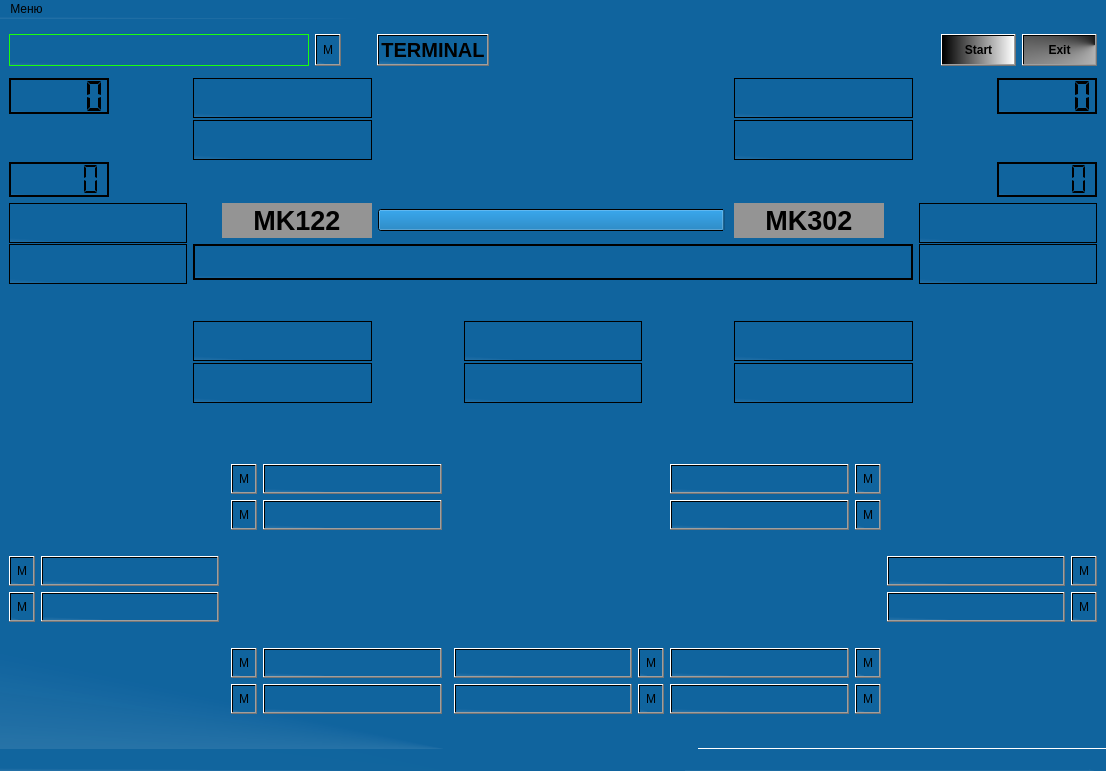
Old version of the form Maintenance_design_osh.ui in the repository meteoaza/maint.
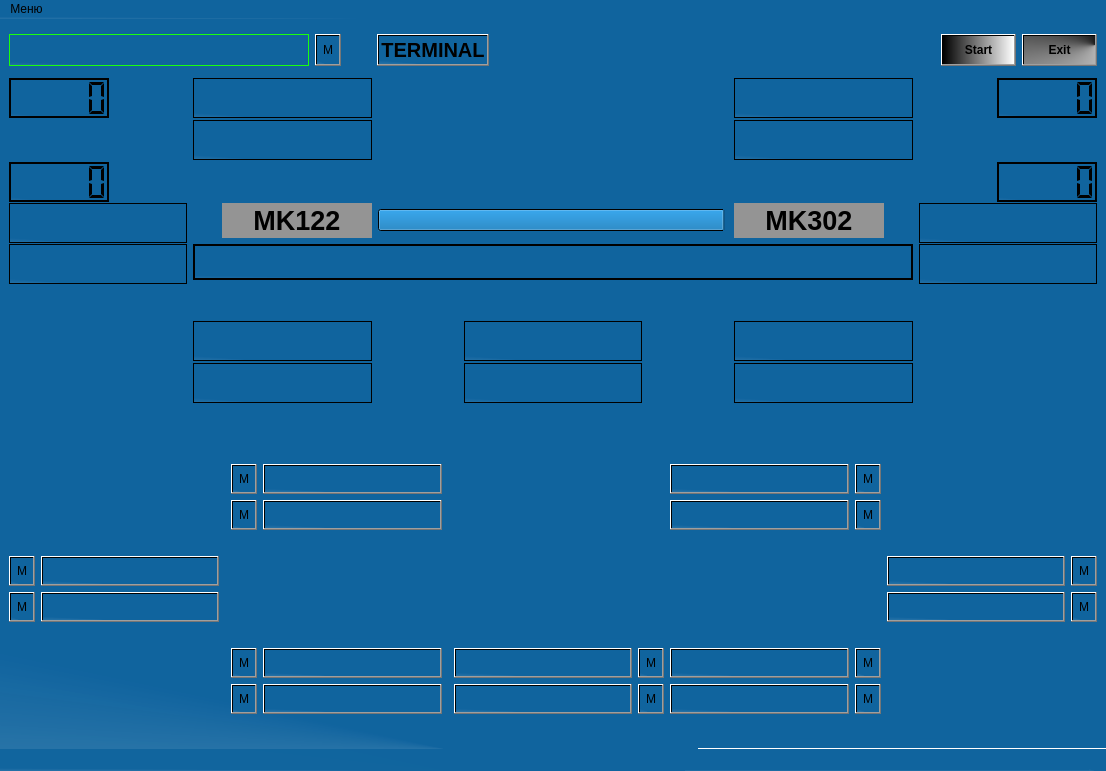
New version of the form. Icons and pictures are not drawn.

Patch:
```diff
--- a/Maintenance_design_osh.ui
+++ b/Maintenance_design_osh.ui
@@ -1077,7 +1077,7 @@
         <property name="minimumSize">
          <size>
           <width>100</width>
-          <height>30</height>
+          <height>40</height>
          </size>
         </property>
         <property name="font">
@@ -1109,7 +1109,7 @@
         <property name="minimumSize">
          <size>
           <width>100</width>
-          <height>30</height>
+          <height>40</height>
          </size>
         </property>
         <property name="font">
@@ -1141,7 +1141,7 @@
         <property name="minimumSize">
          <size>
           <width>100</width>
-          <height>30</height>
+          <height>40</height>
          </size>
         </property>
         <property name="font">
@@ -1176,7 +1176,7 @@
         <property name="minimumSize">
          <size>
           <width>100</width>
-          <height>30</height>
+          <height>40</height>
          </size>
         </property>
         <property name="font">
```
